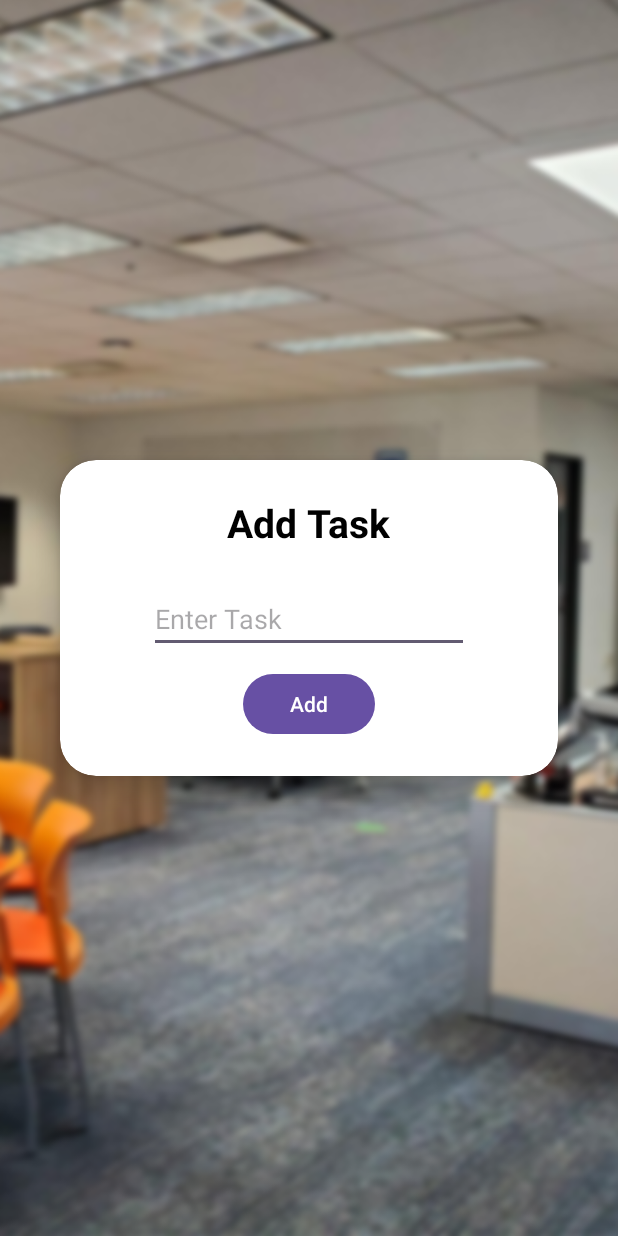
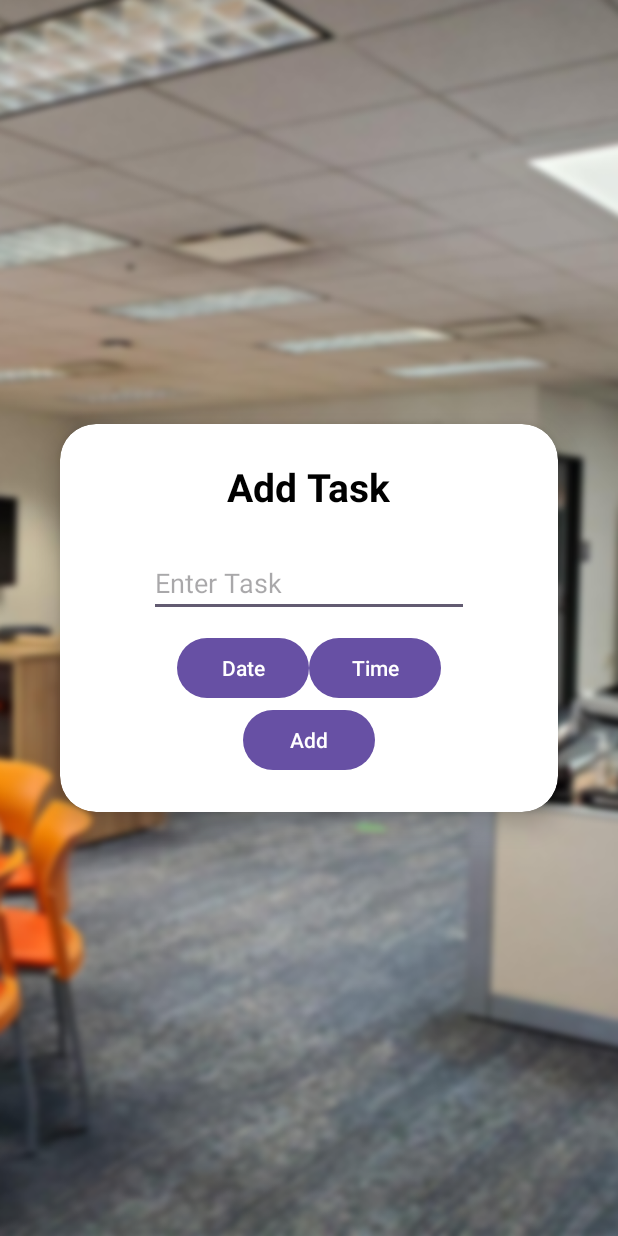
Before and after one commit to UTSA-CS-3443/SilvesBro, an Android app: the AddTaskActivity screen opened directly, with no data from a screen before it, on a phone screen of 412 x 824 dp. Run offline under Robolectric (Android 15) with nearby library versions, the phone set to English and light mode, and no system bars.

Commit message:
Revert "Merge branch 'main' of https://github.com/UTSA-CS-3443/SilvesBro"
This reverts commit 42fcfc2c5b25e381faa14d53d283aabaa67566ed, reversing
changes made to abd5ee5e5c4c79575934e62d455b1f9030495a68.

```diff
--- a/app/src/main/res/layout/activity_add_task.xml
+++ b/app/src/main/res/layout/activity_add_task.xml
@@ -48,6 +48,25 @@
                 android:id="@+id/nameInput">
             </EditText>
 
+            <LinearLayout
+                android:layout_width="wrap_content"
+                android:layout_height="wrap_content"
+                android:orientation="horizontal">
+
+                <Button
+                    android:layout_width="wrap_content"
+                    android:layout_height="wrap_content"
+                    android:text="Date"
+                    android:id="@+id/taskDate"/>
+
+                <Button
+                    android:layout_width="wrap_content"
+                    android:layout_height="wrap_content"
+                    android:text="Time"
+                    android:id="@+id/taskTime"/>
+
+            </LinearLayout>
+
             <Button
                 android:layout_width="wrap_content"
                 android:layout_height="wrap_content"
```
Also changed, not shown: app/src/main/java/edu/utsa/cs3443/silvesbro/AddTaskActivity.java (+45 -0 lines).
